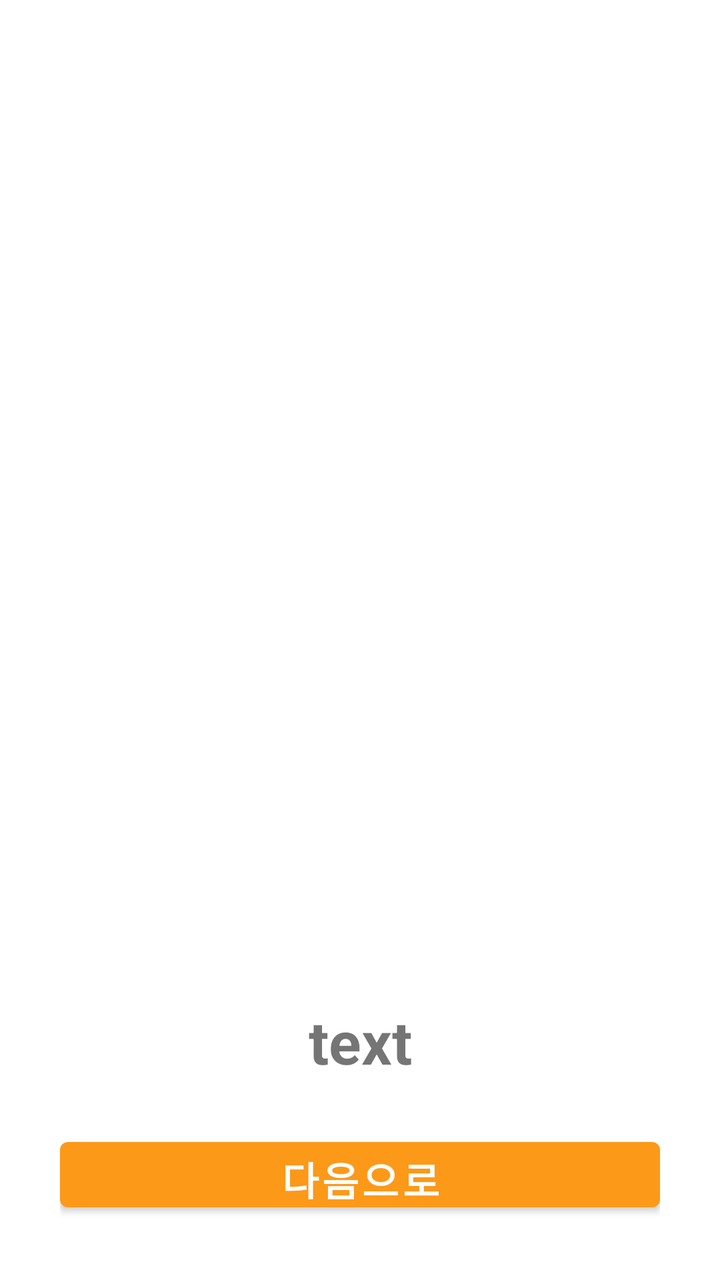
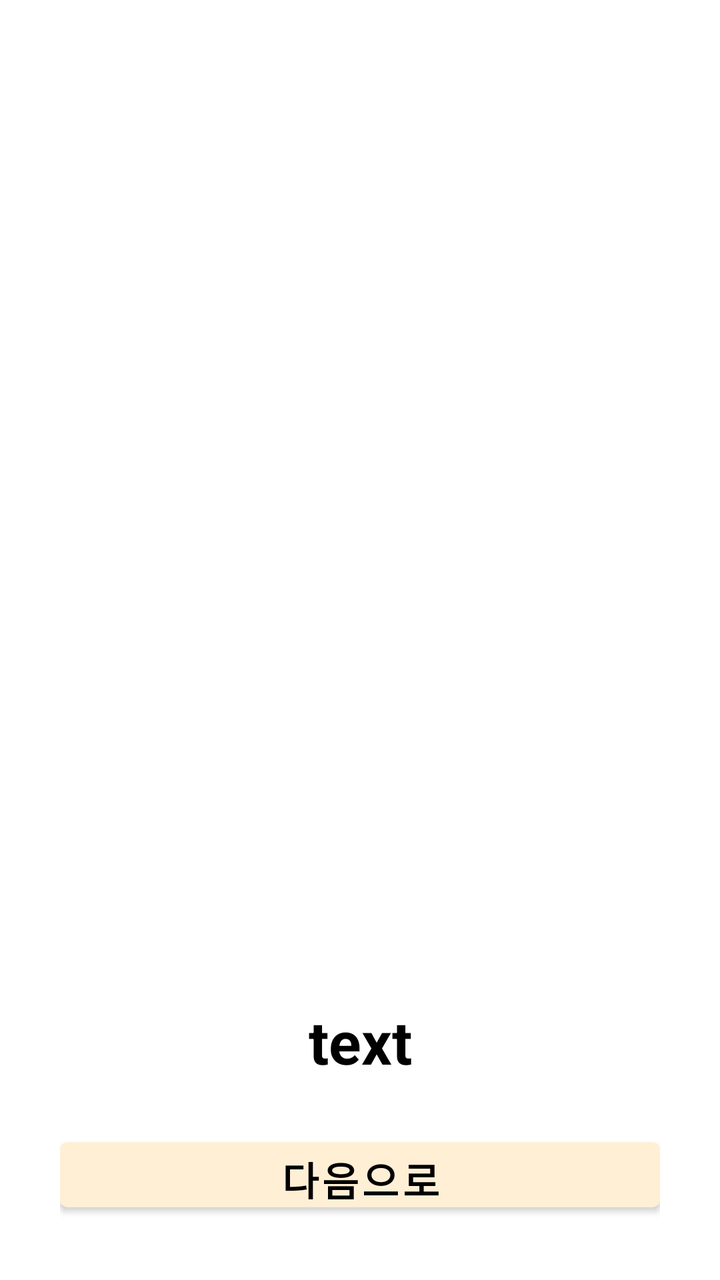

The first picture is an Android layout as it rendered before a commit; the second is the same layout after the commit. The layout source and the unified diff follow.
<!-- AndroidManifest.xml: application theme Theme.ReportView_003 -->
<!-- res/layout/purchase_main.xml -->
<?xml version="1.0" encoding="utf-8"?>
<LinearLayout
    xmlns:android="http://schemas.android.com/apk/res/android"
    android:layout_width="match_parent"
    android:layout_height="match_parent"
    android:orientation="vertical"
    android:padding="30dp">

    <ListView
        android:id="@+id/purchase_cart_list"
        android:layout_width="match_parent"
        android:layout_height="0dp"
        android:layout_weight="1" />

    <TextView
        android:id="@+id/purchase_cart_totalprice"
        android:layout_width="match_parent"
        android:layout_height="0dp"
        android:layout_weight="0.2"
        android:gravity="center"
        android:textStyle="bold"
        android:textSize="30dp"
        android:text="text"/>

    <Button
        android:id="@+id/purchase_cart_button"
        android:layout_width="match_parent"
        android:layout_height="0dp"
        android:layout_weight="0.1"
        android:text="다음으로"
        android:textSize="20dp"
        android:textStyle="bold"/>

</LinearLayout>
<!-- resources referenced by this layout -->
<resources>
  <style name="Theme.ReportView_003" parent="Theme.MaterialComponents.DayNight.NoActionBar">
          
          <item name="colorPrimary">@color/bg_color</item>
          <item name="colorPrimaryVariant">@color/orange_dark</item>
          <item name="colorOnPrimary">@color/white</item>
          
          <item name="colorSecondary">@color/teal_200</item>
          <item name="colorSecondaryVariant">@color/teal_700</item>
          <item name="colorOnSecondary">@color/black</item>
          
          <item name="android:statusBarColor">?attr/colorPrimaryVariant</item>
          
          
          <item name="android:textColorPrimary">@color/black</item>
          <item name="android:textColorSecondary">@color/black</item>
  
          
          <item name="android:navigationBarColor">@color/bg_color</item>
      </style>
  <color name="bg_color">#FC9918</color>"
  <color name="orange_dark">#875B00</color>"
  <color name="white">#FFFFFFFF</color>
  <color name="teal_200">#FF03DAC5</color>
  <color name="teal_700">#FF018786</color>
  <color name="black">#FF000000</color>
</resources>

<!-- the commit's change to res/layout/purchase_main.xml (unified diff, before → after) -->
@@ -29,6 +29,7 @@
         android:layout_weight="0.1"
         android:text="다음으로"
         android:textSize="20dp"
-        android:textStyle="bold"/>
+        android:textStyle="bold"
+        android:textColor="?attr/colorOnSecondary"/>
 
 </LinearLayout>
<!-- resource entries referenced after the edit -->
@@ -3,27 +3,25 @@
   <style name="Theme.ReportView_003" parent="Theme.MaterialComponents.DayNight.NoActionBar">
           
           <item name="colorPrimary">@color/bg_color</item>
-          <item name="colorPrimaryVariant">@color/orange_dark</item>
-          <item name="colorOnPrimary">@color/white</item>
+          <item name="colorPrimaryVariant">@color/bg_color</item>
+          <item name="colorOnPrimary">@color/black</item>
           
-          <item name="colorSecondary">@color/teal_200</item>
-          <item name="colorSecondaryVariant">@color/teal_700</item>
+          <item name="colorSecondary">#E4E4E4</item>
+          <item name="colorSecondaryVariant">#D1D1D1</item>
           <item name="colorOnSecondary">@color/black</item>
           
           <item name="android:statusBarColor">?attr/colorPrimaryVariant</item>
           
           
+          <item name="android:textColor">@color/black</item>
           <item name="android:textColorPrimary">@color/black</item>
           <item name="android:textColorSecondary">@color/black</item>
   
           
           <item name="android:navigationBarColor">@color/bg_color</item>
+          <item name="android:tint">@color/black</item>
       </style>
-  <color name="bg_color">#FC9918</color>"
-  <color name="orange_dark">#875B00</color>"
-  <color name="white">#FFFFFFFF</color>
-  <color name="teal_200">#FF03DAC5</color>
-  <color name="teal_700">#FF018786</color>
+  <color name="bg_color">#FFEFD5</color>"
   <color name="black">#FF000000</color>
 </resources>
 
